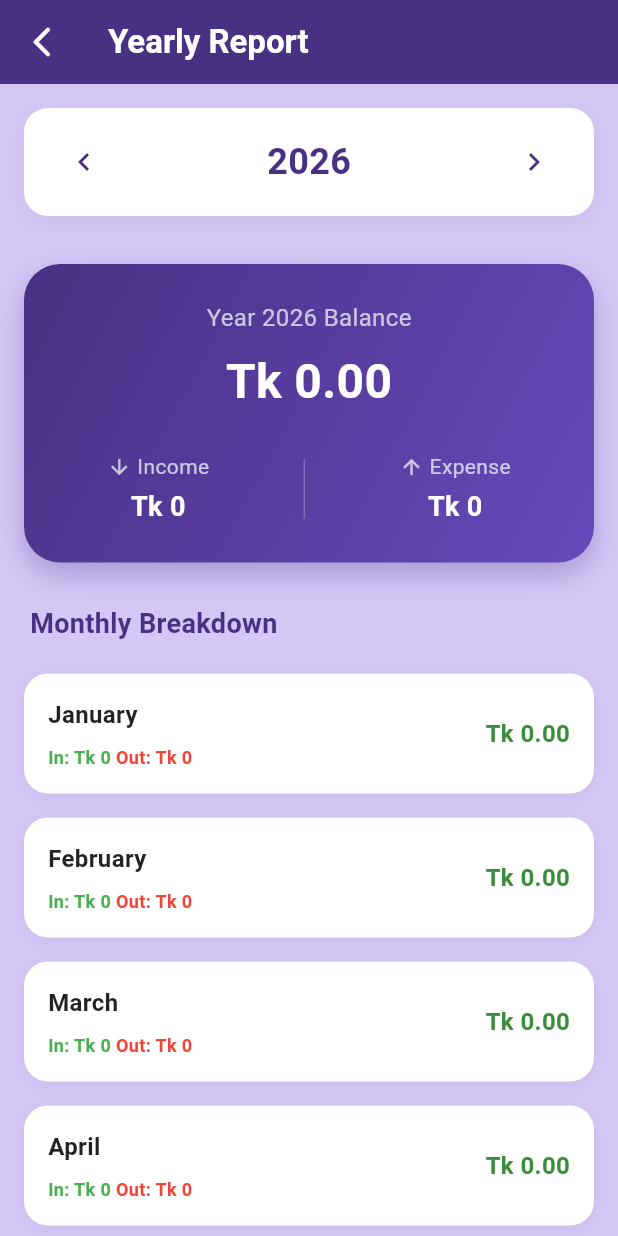
After one commit to Fahad-Hasan-Nur/daily-earning-tracker, a Flutter app: the screen it shows once a user with an empty profile is signed in, after a tap on "Yearly Balance", on a phone screen of 412 x 824 dp. The commit adds this screen. Run offline on Flutter 3.47's test engine with Material 3 defaults, Android fonts, the phone set to English and light mode, and no system bars; our stand-ins replace cloud_firestore, firebase_auth, firebase_core, get; accounts and stored records are empty.

Commit message:
feat: make yearly card clickable with monthly breakdown and year selector

```diff
--- a/lib/app/pages/home_page.dart
+++ b/lib/app/pages/home_page.dart
@@ -1,4 +1,5 @@
 import 'package:daily_income_tracker/app/pages/monthly_report_page.dart';
+import 'package:daily_income_tracker/app/pages/yearly_report_page.dart';
 import 'package:flutter/material.dart';
 import 'package:get/get.dart';
 import '../controllers/auth_controller.dart';
@@ -261,7 +262,9 @@ class _HomePageState extends State<HomePage> {
 
   Widget _buildYearlyReportCard(RecordController record) {
     return Obx(
-      () => Container(
+      () => GestureDetector(
+        onTap: () => Get.to(const YearlyReportPage()),
+        child: Container(
           width: double.infinity,
           margin: const EdgeInsets.all(16),
           padding: const EdgeInsets.all(24),
@@ -313,6 +316,7 @@ class _HomePageState extends State<HomePage> {
                 ],
               ),
             ],
+          ),
         ),
       ),
     );
--- /dev/null
+++ b/lib/app/pages/yearly_report_page.dart
@@ -0,0 +1,333 @@
+import 'package:flutter/material.dart';
+import 'package:get/get.dart';
+import '../controllers/record_controller.dart';
+import '../utils/colors.dart';
+
+class YearlyReportPage extends StatefulWidget {
+  const YearlyReportPage({super.key});
+
+  @override
+  State<YearlyReportPage> createState() => _YearlyReportPageState();
+}
+
+class _YearlyReportPageState extends State<YearlyReportPage> {
+  late int selectedYear;
+  final record = Get.find<RecordController>();
+
+  @override
+  void initState() {
+    super.initState();
+    selectedYear = DateTime.now().year;
+  }
+
+  Map<int, Map<String, double>> _getMonthlyDataForYear(int year) {
+    final monthlyData = <int, Map<String, double>>{};
+
+    // Initialize all months with zero values
+    for (int month = 1; month <= 12; month++) {
+      monthlyData[month] = {'income': 0.0, 'expense': 0.0, 'balance': 0.0};
+    }
+
+    // Filter records for the selected year and aggregate by month
+    for (var rec in record.records) {
+      if (rec.date.year == year) {
+        final month = rec.date.month;
+        if (rec.type == 'income') {
+          monthlyData[month]!['income'] =
+              (monthlyData[month]!['income'] ?? 0.0) + rec.amount;
+        } else {
+          monthlyData[month]!['expense'] =
+              (monthlyData[month]!['expense'] ?? 0.0) + rec.amount;
+        }
+        monthlyData[month]!['balance'] =
+            (monthlyData[month]!['income'] ?? 0.0) -
+            (monthlyData[month]!['expense'] ?? 0.0);
+      }
+    }
+
+    return monthlyData;
+  }
+
+  @override
+  Widget build(BuildContext context) {
+    return Scaffold(
+      backgroundColor: MyColors.appBg,
+      appBar: AppBar(
+        elevation: 0,
+        backgroundColor: MyColors.appColor,
+        title: const Text(
+          'Yearly Report',
+          style: TextStyle(fontWeight: FontWeight.bold, color: Colors.white),
+        ),
+        leading: IconButton(
+          icon: const Icon(
+            Icons.arrow_back_ios_new_rounded,
+            color: Colors.white,
+          ),
+          onPressed: () => Get.back(),
+        ),
+      ),
+      body: SingleChildScrollView(
+        child: Column(
+          crossAxisAlignment: CrossAxisAlignment.start,
+          children: [
+            // Year Selector
+            _buildYearSelector(),
+
+            // Yearly Summary Card
+            _buildYearlySummaryCard(),
+
+            // Monthly List
+            _buildMonthlyList(),
+          ],
+        ),
+      ),
+    );
+  }
+
+  Widget _buildYearSelector() {
+    return Container(
+      margin: const EdgeInsets.all(16),
+      padding: const EdgeInsets.symmetric(horizontal: 16, vertical: 12),
+      decoration: BoxDecoration(
+        color: Colors.white,
+        borderRadius: BorderRadius.circular(16),
+        boxShadow: [
+          BoxShadow(
+            color: Colors.black.withOpacity(0.05),
+            blurRadius: 10,
+            offset: const Offset(0, 4),
+          ),
+        ],
+      ),
+      child: Row(
+        mainAxisAlignment: MainAxisAlignment.spaceBetween,
+        children: [
+          IconButton(
+            icon: const Icon(Icons.chevron_left, color: MyColors.appColor),
+            onPressed: selectedYear > 2020
+                ? () => setState(() => selectedYear--)
+                : null,
+          ),
+          Text(
+            selectedYear.toString(),
+            style: const TextStyle(
+              fontSize: 24,
+              fontWeight: FontWeight.bold,
+              color: MyColors.appColor,
+            ),
+          ),
+          IconButton(
+            icon: const Icon(Icons.chevron_right, color: MyColors.appColor),
+            onPressed: selectedYear < DateTime.now().year
+                ? () => setState(() => selectedYear++)
+                : null,
+          ),
+        ],
+      ),
+    );
+  }
+
+  Widget _buildYearlySummaryCard() {
+    final monthlyData = _getMonthlyDataForYear(selectedYear);
+    double totalIncome = 0;
+    double totalExpense = 0;
+
+    for (var month in monthlyData.values) {
+      totalIncome += month['income'] ?? 0;
+      totalExpense += month['expense'] ?? 0;
+    }
+
+    final balance = totalIncome - totalExpense;
+
+    return Container(
+      width: double.infinity,
+      margin: const EdgeInsets.all(16),
+      padding: const EdgeInsets.all(24),
+      decoration: BoxDecoration(
+        gradient: const LinearGradient(
+          colors: [MyColors.appColor, Color(0xFF674ABB)],
+          begin: Alignment.topLeft,
+          end: Alignment.bottomRight,
+        ),
+        borderRadius: BorderRadius.circular(24),
+        boxShadow: [
+          BoxShadow(
+            color: MyColors.appColor.withOpacity(0.3),
+            blurRadius: 15,
+            offset: const Offset(0, 8),
+          ),
+        ],
+      ),
+      child: Column(
+        children: [
+          Text(
+            'Year $selectedYear Balance',
+            style: const TextStyle(color: Colors.white70, fontSize: 16),
+          ),
+          const SizedBox(height: 8),
+          Text(
+            'Tk ${balance.toStringAsFixed(2)}',
+            style: const TextStyle(
+              color: Colors.white,
+              fontSize: 32,
+              fontWeight: FontWeight.bold,
+            ),
+          ),
+          const SizedBox(height: 24),
+          Row(
+            mainAxisAlignment: MainAxisAlignment.spaceAround,
+            children: [
+              _summaryItem('Income', totalIncome, Icons.arrow_downward),
+              Container(width: 1, height: 40, color: Colors.white24),
+              _summaryItem('Expense', totalExpense, Icons.arrow_upward),
+            ],
+          ),
+        ],
+      ),
+    );
+  }
+
+  Widget _summaryItem(String label, double value, IconData icon) {
+    return Column(
+      children: [
+        Row(
+          children: [
+            Icon(icon, size: 16, color: Colors.white70),
+            const SizedBox(width: 4),
+            Text(label, style: const TextStyle(color: Colors.white70)),
+          ],
+        ),
+        const SizedBox(height: 4),
+        Text(
+          'Tk ${value.toStringAsFixed(0)}',
+          style: const TextStyle(
+            color: Colors.white,
+            fontWeight: FontWeight.bold,
+            fontSize: 18,
+          ),
+        ),
+      ],
+    );
+  }
+
+  Widget _buildMonthlyList() {
+    final monthlyData = _getMonthlyDataForYear(selectedYear);
+    final months = [
+      'January',
+      'February',
+      'March',
+      'April',
+      'May',
+      'June',
+      'July',
+      'August',
+      'September',
+      'October',
+      'November',
+      'December',
+    ];
+
+    return Column(
+      crossAxisAlignment: CrossAxisAlignment.start,
+      children: [
+        const Padding(
+          padding: EdgeInsets.symmetric(horizontal: 20, vertical: 12),
+          child: Text(
+            'Monthly Breakdown',
+            style: TextStyle(
+              fontSize: 18,
+              fontWeight: FontWeight.bold,
+              color: MyColors.appColor,
+            ),
+          ),
+        ),
+        ListView.builder(
+          shrinkWrap: true,
+          physics: const NeverScrollableScrollPhysics(),
+          itemCount: 12,
+          itemBuilder: (context, index) {
+            final month = index + 1;
+            final data = monthlyData[month]!;
+            final income = data['income'] ?? 0.0;
+            final expense = data['expense'] ?? 0.0;
+            final balance = data['balance'] ?? 0.0;
+
+            return Container(
+              margin: const EdgeInsets.symmetric(horizontal: 16, vertical: 8),
+              padding: const EdgeInsets.all(16),
+              decoration: BoxDecoration(
+                color: Colors.white,
+                borderRadius: BorderRadius.circular(16),
+                boxShadow: [
+                  BoxShadow(
+                    color: Colors.black.withOpacity(0.05),
+                    blurRadius: 8,
+                    offset: const Offset(0, 2),
+                  ),
+                ],
+              ),
+              child: Row(
+                mainAxisAlignment: MainAxisAlignment.spaceBetween,
+                children: [
+                  Expanded(
+                    child: Column(
+                      crossAxisAlignment: CrossAxisAlignment.start,
+                      children: [
+                        Text(
+                          months[index],
+                          style: const TextStyle(
+                            fontSize: 16,
+                            fontWeight: FontWeight.bold,
+                            color: Colors.black87,
+                          ),
+                        ),
+                        const SizedBox(height: 8),
+                        Row(
+                          children: [
+                            Text(
+                              'In: Tk ${income.toStringAsFixed(0)} ',
+                              style: const TextStyle(
+                                fontSize: 12,
+                                color: Colors.green,
+                                fontWeight: FontWeight.w600,
+                              ),
+                            ),
+                            Text(
+                              'Out: Tk ${expense.toStringAsFixed(0)}',
+                              style: const TextStyle(
+                                fontSize: 12,
+                                color: Colors.red,
+                                fontWeight: FontWeight.w600,
+                              ),
+                            ),
+                          ],
+                        ),
+                      ],
+                    ),
+                  ),
+                  Column(
+                    crossAxisAlignment: CrossAxisAlignment.end,
+                    children: [
+                      Text(
+                        'Tk ${balance.toStringAsFixed(2)}',
+                        style: TextStyle(
+                          fontSize: 16,
+                          fontWeight: FontWeight.bold,
+                          color: balance >= 0
+                              ? Colors.green[700]
+                              : Colors.red[700],
+                        ),
+                      ),
+                    ],
+                  ),
+                ],
+              ),
+            );
+          },
+        ),
+        const SizedBox(height: 20),
+      ],
+    );
+  }
+}
```
Lines whose indentation alone changed are shown as unchanged.
